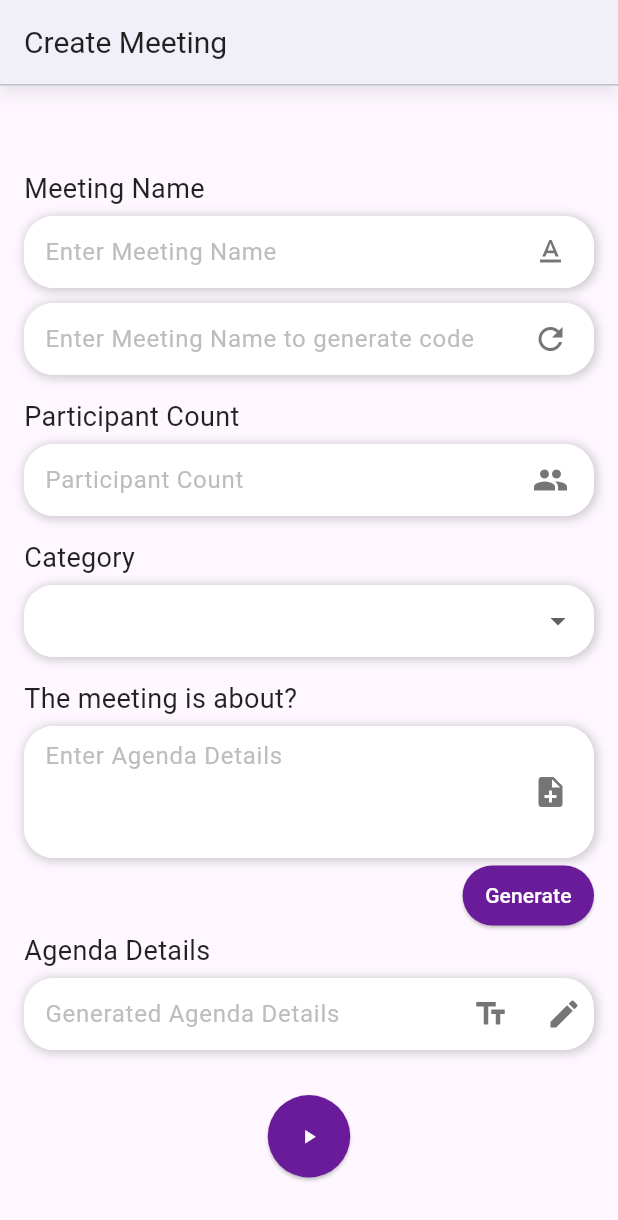
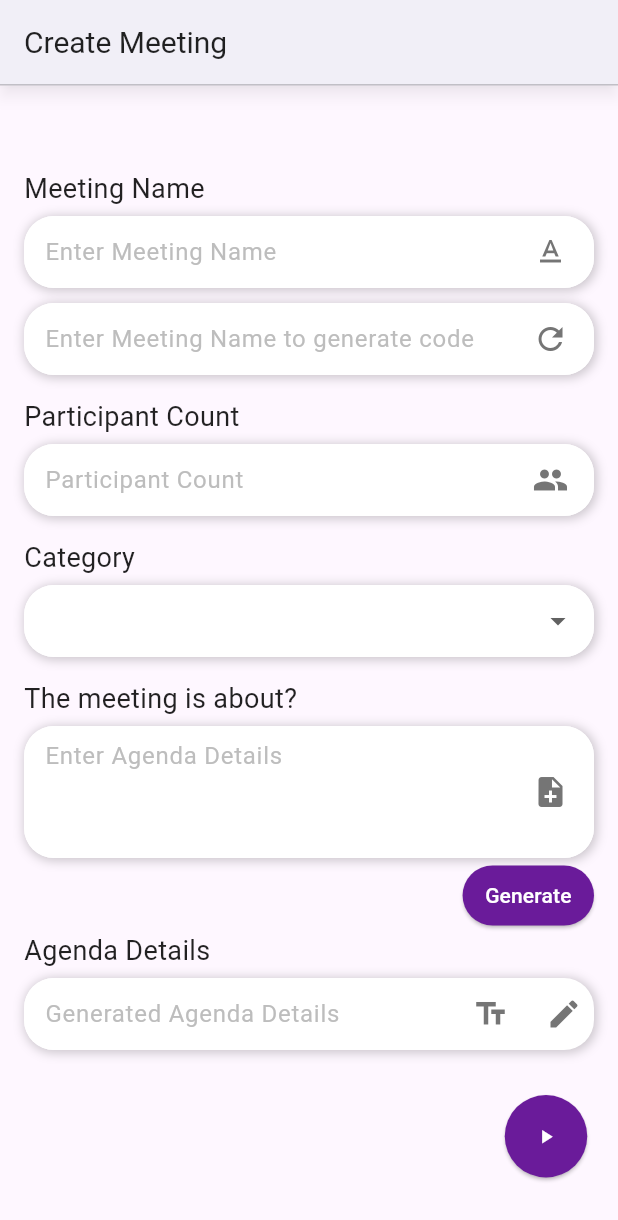
Before and after one commit to devi1262005/meet-app, a Flutter app: the Create screen opened directly, on a phone screen of 412 x 824 dp. Shown: the top 1220 px of the screen. Run offline on Flutter 3.47's test engine with Material 3 defaults, Android fonts, the phone set to English and light mode, and no system bars; our stand-ins replace cloud_firestore, firebase_auth, firebase_core, font_awesome_flutter, google_fonts, google_sign_in; accounts and stored records are empty.

Commit message:
Update create.dart

```diff
--- a/meet/lib/page/create.dart
+++ b/meet/lib/page/create.dart
@@ -76,8 +76,6 @@ class _CreateState extends State<Create> {
     _agendaDetailsController.dispose();
     super.dispose();
   }
-
-
 
   void _toggleEditable() {
     setState(() {
@@ -189,7 +187,7 @@ class _CreateState extends State<Create> {
                   ),
                   child: Text(
                     'Generate',
-                    style: TextStyle(fontSize: 14,color: Colors.white),
+                    style: TextStyle(fontSize: 14, color: Colors.white),
                   ),
                 ),
               ),
@@ -205,8 +203,11 @@ class _CreateState extends State<Create> {
               ),
               SizedBox(height: 30), // Space before the play button
               Center(
-                child: ElevatedButton(
-                  onPressed: (){
+                child: Row(
+                  mainAxisAlignment: MainAxisAlignment.end, // Align button to the right
+                  children: [
+                    ElevatedButton(
+                      onPressed: () {
                         Navigator.pushReplacement(
                           context, MaterialPageRoute(builder: (context) => VideoCallPage()));
                       },
@@ -216,6 +217,8 @@ class _CreateState extends State<Create> {
                         backgroundColor: Colors.purple.shade800,
                       ),
                       child: Icon(Icons.play_arrow, size: 15, color: Colors.white),
+                    ),
+                  ],
                 ),
               ),
             ],
```
Lines whose indentation alone changed are shown as unchanged.
